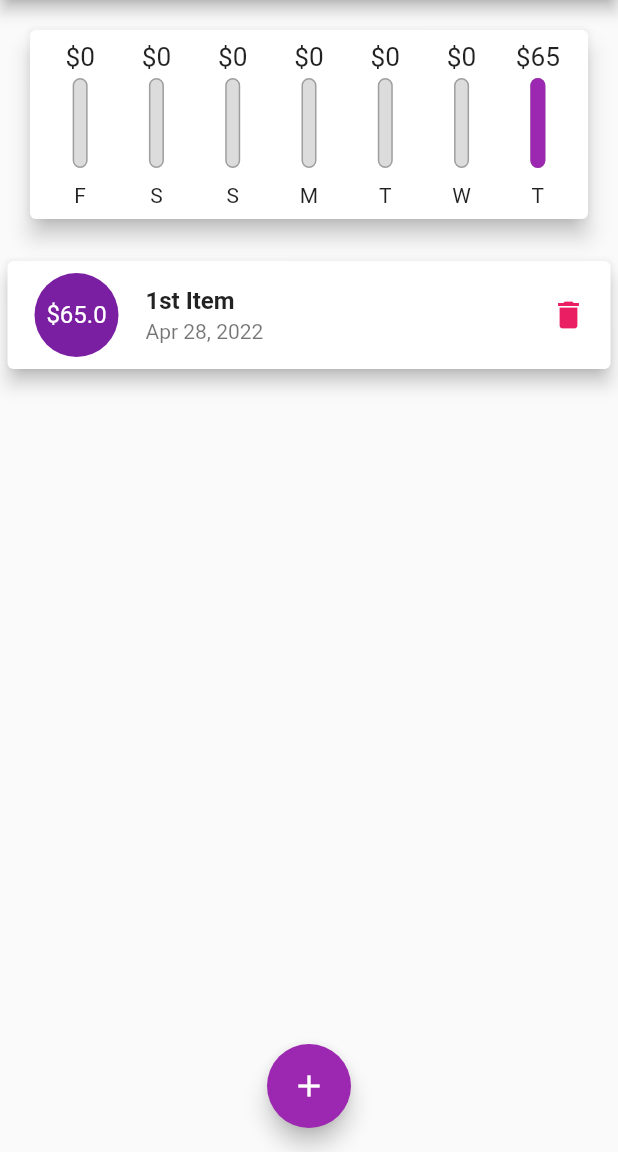
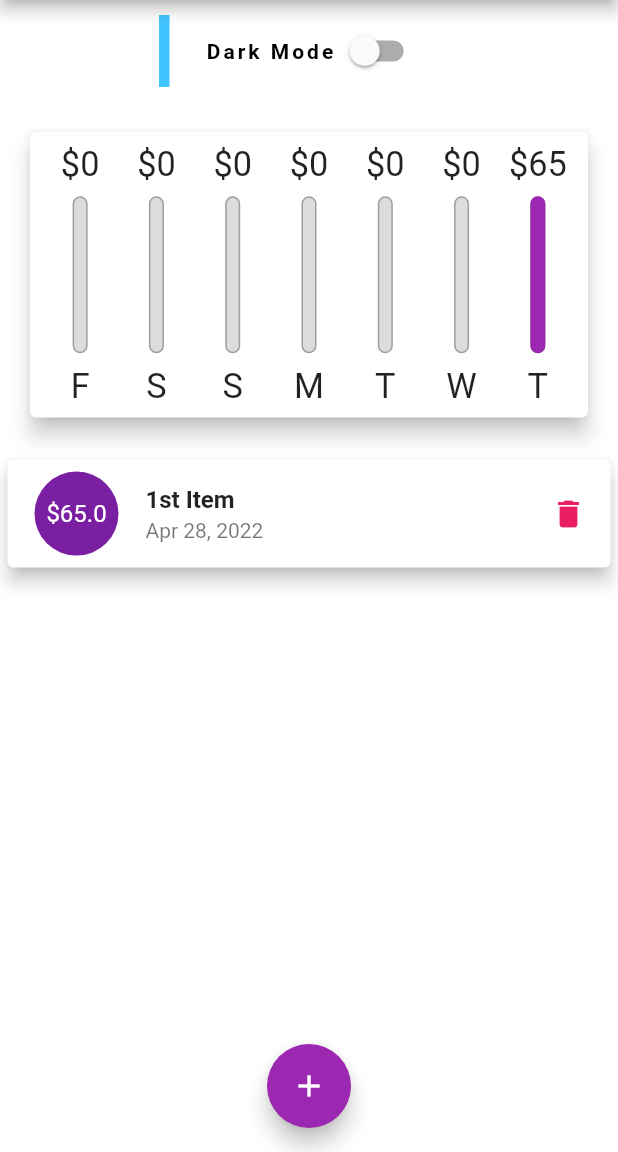
Before and after one commit to create-dan/expense_tracker, a Flutter app: the screen it shows after launch, on a phone screen of 412 x 824 dp, the part 84-1236 px from its top. Run offline on Flutter 3.47's test engine with Material 2 defaults, Android fonts, the phone set to English and light mode, and no system bars; missing offline and left inert: dart:html.

Commit message:
dark mode

```diff
--- a/lib/main.dart
+++ b/lib/main.dart
@@ -1,4 +1,6 @@
 // ignore_for_file: prefer_const_constructors, prefer_const_literals_to_create_immutables, prefer_const_constructors_in_immutables
+
+import 'dart:html';
 
 import 'package:expense_tracker/widgets/chart.dart';
 import 'package:expense_tracker/widgets/new_transaction.dart';
@@ -52,6 +54,8 @@ class _MyHomePageState extends State<MyHomePage> {
     // ),
   ];
 
+  bool _showDark = false;
+
   List<Transaction>? get _recentTransactions {
     return _userTransactions.where((tx) {
       return tx.date.isAfter(
@@ -97,8 +101,7 @@ class _MyHomePageState extends State<MyHomePage> {
 
   @override
   Widget build(BuildContext context) {
-    return Scaffold(
-      appBar: AppBar(
+    final appBar = AppBar(
       title: Text(
         "Expense Tracker",
       ),
@@ -108,13 +111,69 @@ class _MyHomePageState extends State<MyHomePage> {
           onPressed: () => _startAddNewTransaction(context),
         )
       ],
-      ),
+    );
+    return Scaffold(
+      backgroundColor: _showDark ? Color(0xff251D3A) : Colors.white,
+      appBar: appBar,
       body: SingleChildScrollView(
         child: Column(
           mainAxisAlignment: MainAxisAlignment.start,
           children: [
-            Chart(_recentTransactions!),
-            TransactionList(_userTransactions, _deleteTransaction),
+            Container(
+              width: 200,
+              margin: EdgeInsets.only(
+                top: 10,
+                bottom: 10,
+              ),
+              decoration: BoxDecoration(
+                border: Border(
+                  left: BorderSide(
+                    color: Colors.lightBlueAccent,
+                    width: 7,
+                  ),
+                ),
+              ),
+              child: Row(
+                mainAxisAlignment: MainAxisAlignment.center,
+                children: [
+                  Text(
+                    _showDark ? 'White Mode' : 'Dark Mode',
+                    style: TextStyle(
+                      fontWeight: FontWeight.bold,
+                      color: _showDark ? Colors.white : Colors.black,
+                      letterSpacing: 2.0,
+                    ),
+                  ),
+                  Switch(
+                    value: _showDark,
+                    onChanged: (val) {
+                      setState(() {
+                        _showDark = val;
+                      });
+                    },
+                  ),
+                ],
+              ),
+            ),
+            Container(
+              height: (MediaQuery.of(context).size.height -
+                      appBar.preferredSize.height -
+                      MediaQuery.of(context).padding.top -
+                      MediaQuery.of(context).padding.bottom) *
+                  0.3,
+              child: Chart(_recentTransactions!),
+            ),
+            Container(
+              height: (MediaQuery.of(context).size.height -
+                      appBar.preferredSize.height -
+                      MediaQuery.of(context).padding.top -
+                      MediaQuery.of(context).padding.bottom) *
+                  0.7,
+              child: TransactionList(
+                _userTransactions,
+                _deleteTransaction,
+              ),
+            ),
             Container(
               padding: EdgeInsets.all(20),
             ),
--- a/lib/widgets/chart_bar.dart
+++ b/lib/widgets/chart_bar.dart
@@ -12,19 +12,20 @@ class ChartBar extends StatelessWidget {
 
   @override
   Widget build(BuildContext context) {
+    return LayoutBuilder(builder: (ctx, constraint) {
       return Column(
         children: [
           Container(
-          height: 20,
+            height: constraint.maxHeight * 0.15,
             child: FittedBox(
               child: Text('\$${spendingAmount.toStringAsFixed(0)}'),
             ),
           ),
           SizedBox(
-          height: 4,
+            height: constraint.maxHeight * 0.05,
           ),
           Container(
-          height: 60,
+            height: constraint.maxHeight * 0.6,
             width: 10,
             child: Stack(
               children: [
@@ -48,10 +49,16 @@ class ChartBar extends StatelessWidget {
             ),
           ),
           SizedBox(
-          height: 10,
+            height: constraint.maxHeight * 0.05,
           ),
-        Text(label),
+          Container(
+            height: constraint.maxHeight * 0.15,
+            child: FittedBox(
+              child: Text(label),
+            ),
+          ),
         ],
       );
+    });
   }
 }
--- a/lib/widgets/transaction_list.dart
+++ b/lib/widgets/transaction_list.dart
@@ -13,9 +13,7 @@ class TransactionList extends StatelessWidget {
 
   @override
   Widget build(BuildContext context) {
-    return SizedBox(
-      height: 400,
-      child: transactions.isEmpty
+    return transactions.isEmpty
         ? Column(
             children: [
               Text('No transaction added yet'),
@@ -64,7 +62,6 @@ class TransactionList extends StatelessWidget {
               );
             },
             itemCount: transactions.length,
-            ),
           );
   }
 }
```
Lines whose indentation alone changed are shown as unchanged.
